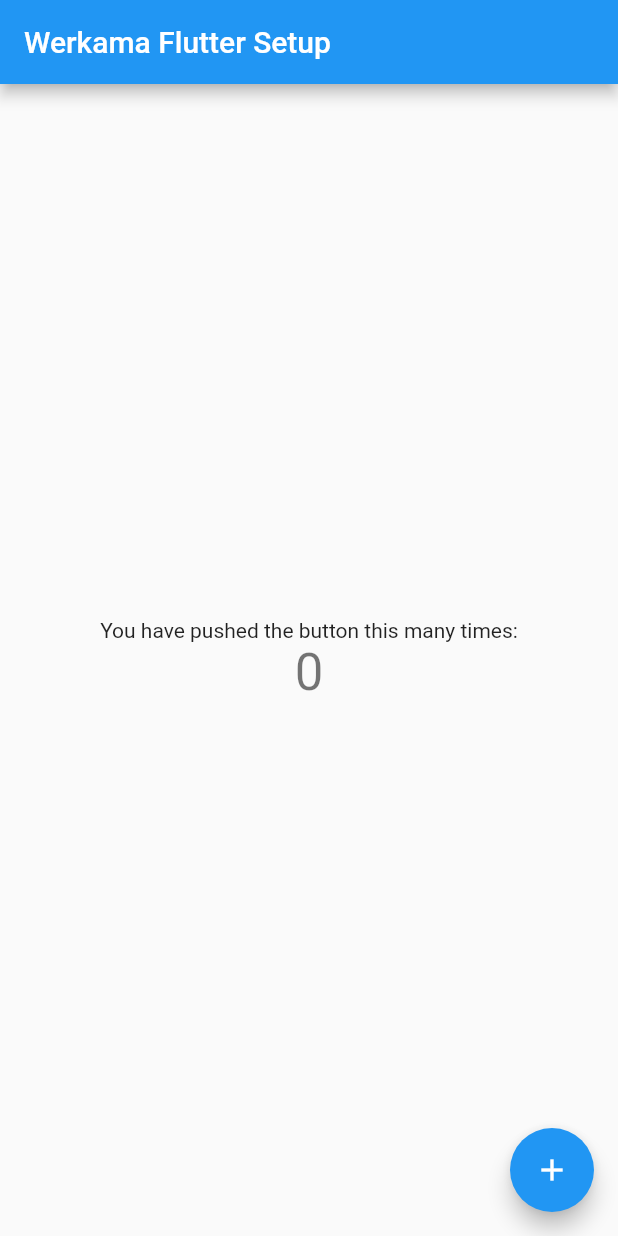
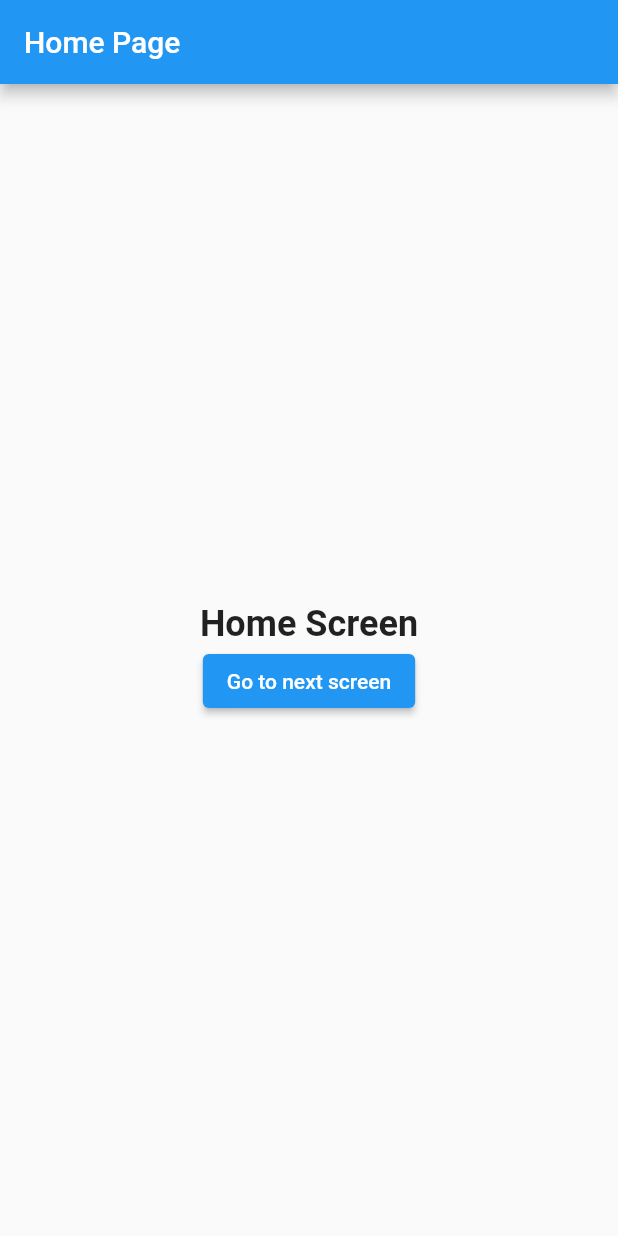
Before and after one commit to mikerashoo/werkama-flutter-boilerblate, a Flutter app: the screen it shows after launch, on a phone screen of 412 x 824 dp. Run offline on Flutter 3.47's test engine with Material 2 defaults, Android fonts, the light colour scheme and no system bars.

Commit message:
basic navigation and routing

```diff
--- a/lib/main.dart
+++ b/lib/main.dart
@@ -1,4 +1,6 @@
 import 'package:flutter/material.dart';
+import 'package:werkama_flutter_setup/components/custom_title.dart';
+import 'package:werkama_flutter_setup/screens/second_screen.dart';
 
 void main() {
   runApp(const MyApp());
@@ -10,13 +12,10 @@ class MyApp extends StatelessWidget {
   // This widget is the root of your application.
   @override
   Widget build(BuildContext context) {
-    return MaterialApp(
-      title: 'Werkama Flutter',
-      theme: ThemeData(
-        primarySwatch: Colors.blue,
-      ),
-      home: const MyHomePage(title: 'Werkama Flutter Setup'),
-    );
+    return MaterialApp(title: 'Werkama Flutter', initialRoute: '/', routes: {
+      '/': ((context) => MyHomePage(title: 'Home Page')),
+      SecondScreen.routeName: ((context) => SecondScreen()),
+    });
   }
 }
 
@@ -29,14 +28,6 @@ class MyHomePage extends StatefulWidget {
 }
 
 class _MyHomePageState extends State<MyHomePage> {
-  int _counter = 0;
-
-  void _incrementCounter() {
-    setState(() {
-      _counter++;
-    });
-  }
-
   @override
   Widget build(BuildContext context) {
     return Scaffold(
@@ -47,21 +38,17 @@ class _MyHomePageState extends State<MyHomePage> {
         child: Column(
           mainAxisAlignment: MainAxisAlignment.center,
           children: <Widget>[
-            const Text(
-              'You have pushed the button this many times:',
+            const CustomTitle(
+              title: 'Home Screen',
             ),
-            Text(
-              '$_counter',
-              style: Theme.of(context).textTheme.headline4,
-            ),
+            ElevatedButton(
+                onPressed: () {
+                  Navigator.pushNamed(context, SecondScreen.routeName);
+                },
+                child: const Text('Go to next screen'))
           ],
         ),
       ),
-      floatingActionButton: FloatingActionButton(
-        onPressed: _incrementCounter,
-        tooltip: 'Increment',
-        child: const Icon(Icons.add),
-      ), // This trailing comma makes auto-formatting nicer for build methods.
     );
   }
 }
--- a/lib/screens/second_screen.dart
+++ b/lib/screens/second_screen.dart
@@ -4,7 +4,7 @@ import 'package:werkama_flutter_setup/utils/constants.dart' as constants;
 
 class SecondScreen extends StatelessWidget {
   const SecondScreen({Key? key}) : super(key: key);
-
+  static const routeName = '/second_screen';
   @override
   Widget build(BuildContext context) {
     return const Scaffold(
```
